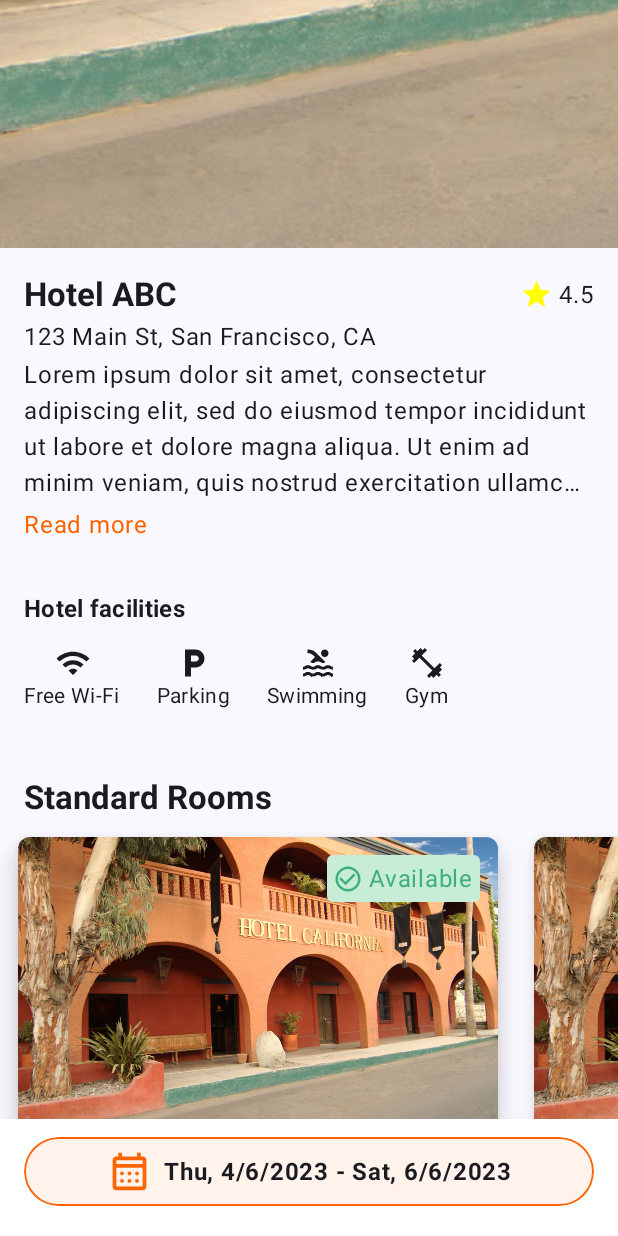
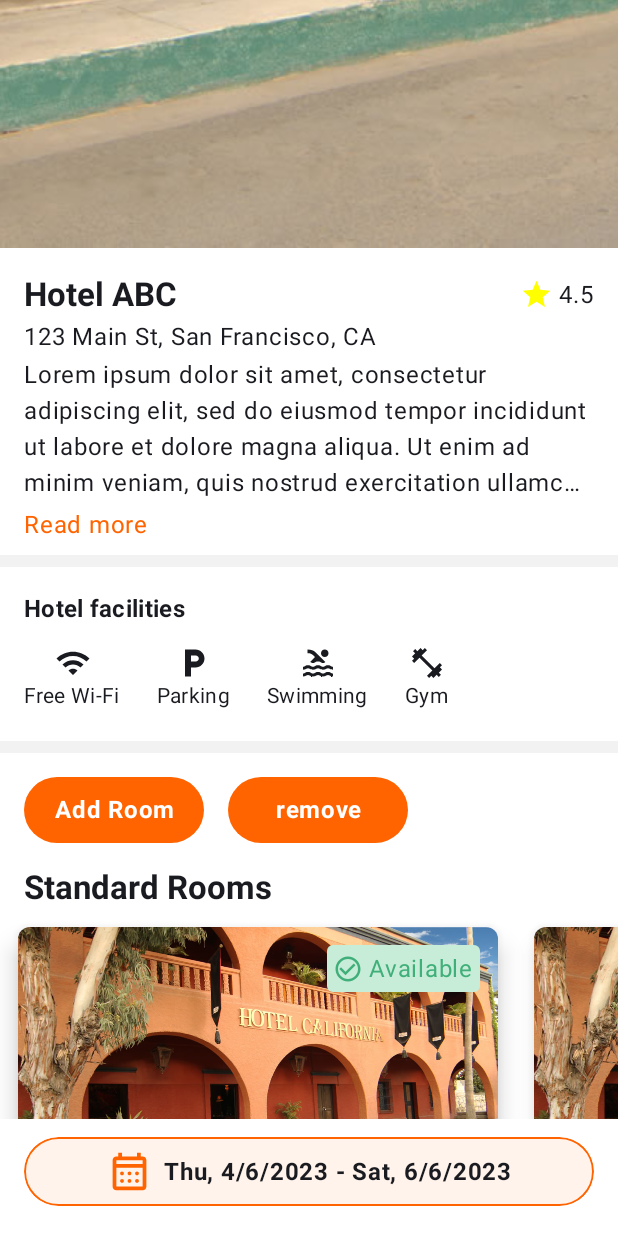
Before and after one commit to kreema1602/Booking-App, an Android app built with Jetpack Compose: the composable HotelDetail called with sample values from the repository, scrolled down 576 dp, on a phone screen of 412 x 824 dp. Run offline under Robolectric (Android 15) with nearby library versions, the phone set to English and light mode, and no system bars.

Commit message:
[BA-16] feat: add two button ADD & REMOVE.

```diff
--- a/app/src/main/java/com/example/bookingapp/pages/hotelier/ModRoomPage.kt
+++ b/app/src/main/java/com/example/bookingapp/pages/hotelier/ModRoomPage.kt
@@ -33,13 +33,16 @@ import androidx.compose.ui.graphics.Color
 import androidx.compose.ui.layout.ContentScale
 import androidx.compose.ui.res.painterResource
 import androidx.compose.ui.text.font.FontWeight
+import androidx.compose.ui.tooling.preview.Preview
 import androidx.compose.ui.unit.dp
 import androidx.compose.ui.unit.sp
 import androidx.navigation.NavController
+import androidx.navigation.compose.rememberNavController
 import com.example.bookingapp.R
 import com.example.bookingapp.core.compose.BottomSection
 import com.example.bookingapp.core.compose.ExpandableText
 import com.example.bookingapp.core.compose.FacilityList
+import com.example.bookingapp.core.compose.FilledClipButton
 import com.example.bookingapp.core.compose.MySpacer
 import com.example.bookingapp.core.compose.RatingBar
 import com.example.bookingapp.core.ui.theme.OrangePrimary
@@ -71,7 +74,9 @@ fun ModRoomPage(navController: NavController, hotelId : Int) {
 @Composable
 fun HotelDetail(hotel: Hotel, navController: NavController) {
     Box(
-        modifier = Modifier.fillMaxSize()
+        modifier = Modifier
+            .fillMaxSize()
+            .background(Color.White)
     ) {
         LazyColumn (
             modifier = Modifier.fillMaxSize()
@@ -80,15 +85,15 @@ fun HotelDetail(hotel: Hotel, navController: NavController) {
                 HotelImageContainer(hotel.imageUrl)
                 MySpacer(height = 8.dp)
                 HotelInfo(hotel = hotel)
-                MySpacer(height = 8.dp)
+                MySpacer(height = 8.dp, color = Color(0xFFF2F2F2))
                 HotelFacilities(facilities = hotel.facilities)
-                MySpacer(height = 8.dp)
-                RoomList(title = "Standard Rooms", showRoomEdit = {
+                MySpacer(height = 8.dp, color = Color(0xFFF2F2F2))
+                RoomList(title = "Standard Rooms", navController = navController, showRoomEdit = {
                      navController.navigate(ModeratorLeafScreen.RoomEdit.route + "/$it")
                 })
-                MySpacer(height = 8.dp)
+                MySpacer(height = 8.dp, color = Color(0xFFF2F2F2))
                 CommentsList()
-                MySpacer(height = 8.dp)
+                MySpacer(height = 8.dp, color = Color(0xFFF2F2F2))
             }
         }
         Column(
@@ -221,10 +226,30 @@ fun HotelFacilities(facilities : List<String>) {
 }
 
 @Composable
-fun RoomList(title : String, showRoomEdit : (Int) -> Unit){
+fun RoomList(title : String, showRoomEdit : (Int) -> Unit, navController: NavController){
     Column(
         modifier = Modifier.fillMaxSize()
     ) {
+        Row (
+            modifier = Modifier.fillMaxWidth(),
+            horizontalArrangement = Arrangement.Start,
+            verticalAlignment = Alignment.CenterVertically
+        ) {
+            FilledClipButton(
+                text = "Add Room",
+                onClick = { navController.navigate("mod_room_add") },
+                modifier = Modifier
+                    .padding(start = 16.dp, top = 16.dp)
+                    .width(120.dp)
+            )
+            FilledClipButton(
+                text = "remove",
+                onClick = { navController.navigate("mod_room_remove") },
+                modifier = Modifier
+                    .padding(start = 16.dp, top = 16.dp)
+                    .width(120.dp)
+            )
+        }
         Text(
             text = title,
             style = MaterialTheme.typography.titleLarge.copy(fontWeight = FontWeight.Bold),
@@ -415,3 +440,9 @@ fun Comment() {
         MySpacer(height = 0.5.dp, color = Color.Black)
     }
 }
+
+@Preview
+@Composable
+fun PreviewModRoomPage() {
+    ModRoomPage(navController = rememberNavController(), hotelId = 1)
+}
```
